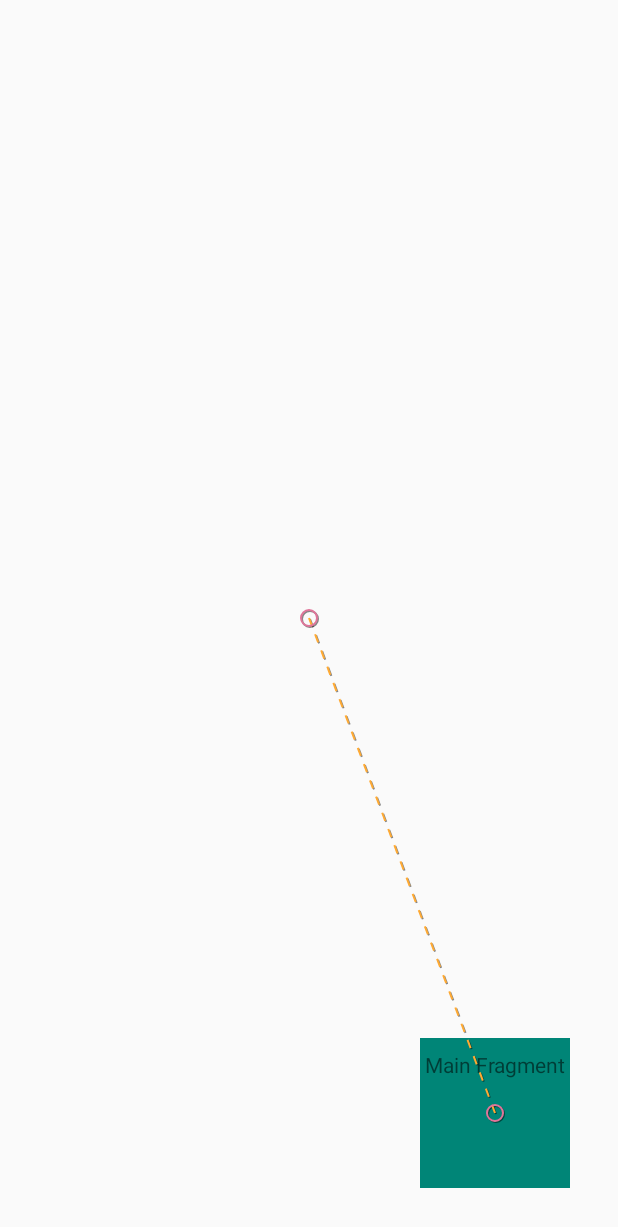
After one commit to alexandre7777/motion-layout-playground, an Android app: the FragmentExampleActivity screen opened directly, with no data from a screen before it, on a phone screen of 412 x 824 dp. The commit adds this screen. Shown: the top 1227 px of the screen. Run offline under Robolectric (Android 15) with nearby library versions, the phone set to English and light mode, and no system bars.

Commit message:
add fragment example

```diff
--- a/app/src/main/java/com/alexandre/motionlayoutplayground/domain/model/AndroidVersionItemUtil.kt
+++ b/app/src/main/java/com/alexandre/motionlayoutplayground/domain/model/AndroidVersionItemUtil.kt
@@ -46,6 +46,8 @@ fun createAndroidVersionList(): List<AndroidVersionItem> {
 
     val ten = AndroidVersionItem(13, "10.0", R.drawable.ten, "10", R.layout.activity_ten)
 
+    val fragment = AndroidVersionItem(14, "11.0", R.drawable.ten, "Fragment", R.layout.activity_ten)
+
     return listOf(
         donut,
         eclair,
@@ -60,6 +62,7 @@ fun createAndroidVersionList(): List<AndroidVersionItem> {
         nougat,
         oreo,
         pie,
-        ten
+        ten,
+        fragment
     )
 }
--- /dev/null
+++ b/app/src/main/java/com/alexandre/motionlayoutplayground/ui/detailandroid/FragmentExampleActivity.kt
@@ -0,0 +1,66 @@
+package com.alexandre.motionlayoutplayground.ui.detailandroid
+
+import android.os.Bundle
+import androidx.appcompat.app.AppCompatActivity
+import androidx.constraintlayout.motion.widget.MotionLayout
+import androidx.fragment.app.Fragment
+import com.alexandre.motionlayoutplayground.R
+import kotlinx.android.synthetic.main.activity_example_fragment.*
+
+class FragmentExampleActivity : AppCompatActivity(), MotionLayout.TransitionListener {
+
+    private var lastProgress = 0f
+    private var fragment: Fragment? = null
+
+    override fun onTransitionTrigger(p0: MotionLayout?, p1: Int, p2: Boolean, progress: Float) {
+    }
+
+    override fun onTransitionStarted(p0: MotionLayout?, p1: Int, p2: Int) {
+    }
+
+    override fun onTransitionChange(p0: MotionLayout?, p1: Int, p2: Int, progress: Float) {
+        if (progress - lastProgress > 0) {
+            // from start to end
+            val atEnd = Math.abs(progress - 1f) < 0.1f
+            if (atEnd && fragment is MainFragment) {
+                val transaction = supportFragmentManager.beginTransaction()
+
+                fragment = DetailFragment().also {
+                    transaction
+                        .replace(R.id.container, it)
+                        .commitNow()
+                }
+            }
+        } else {
+            // from end to start
+            val atStart = progress < 0.9f
+            if (atStart && fragment is DetailFragment) {
+                val transaction = supportFragmentManager.beginTransaction()
+
+                fragment = MainFragment().also {
+                    transaction
+                        .replace(R.id.container, it)
+                        .commitNow()
+                }
+            }
+        }
+        lastProgress = progress
+    }
+
+    override fun onTransitionCompleted(p0: MotionLayout?, p1: Int) {
+    }
+
+
+    override fun onCreate(savedInstanceState: Bundle?) {
+        super.onCreate(savedInstanceState)
+        setContentView(R.layout.activity_example_fragment)
+        if (savedInstanceState == null) {
+            fragment = MainFragment().also {
+                supportFragmentManager.beginTransaction()
+                    .replace(R.id.container, it)
+                    .commitNow()
+            }
+        }
+        motionLayout.setTransitionListener(this)
+    }
+}
--- /dev/null
+++ b/app/src/main/java/com/alexandre/motionlayoutplayground/ui/detailandroid/MainFragment.kt
@@ -0,0 +1,20 @@
+package com.alexandre.motionlayoutplayground.ui.detailandroid
+
+import android.os.Bundle
+import android.view.LayoutInflater
+import android.view.View
+import android.view.ViewGroup
+import androidx.fragment.app.Fragment
+import com.alexandre.motionlayoutplayground.R
+
+class MainFragment : Fragment() {
+
+    override fun onCreateView(
+        inflater: LayoutInflater,
+        container: ViewGroup?,
+        savedInstanceState: Bundle?
+    ): View? {
+        return inflater.inflate(R.layout.fragment_main, container, false)
+    }
+
+}
--- /dev/null
+++ b/app/src/main/res/layout/activity_example_fragment.xml
@@ -0,0 +1,22 @@
+<?xml version="1.0" encoding="utf-8"?>
+<androidx.constraintlayout.motion.widget.MotionLayout xmlns:android="http://schemas.android.com/apk/res/android"
+        xmlns:app="http://schemas.android.com/apk/res-auto"
+        xmlns:tools="http://schemas.android.com/tools"
+        android:id="@+id/motionLayout"
+        android:layout_width="match_parent"
+        android:layout_height="match_parent"
+        android:orientation="vertical"
+        app:layoutDescription="@xml/scene_example_fragment"
+        app:showPaths="true"
+        tools:context=".ui.detailandroid.FragmentExampleActivity">
+
+    <FrameLayout
+            android:id="@+id/container"
+            android:layout_width="100dp"
+            android:layout_height="100dp"
+            android:layout_marginEnd="32dp"
+            android:layout_marginBottom="32dp"
+            app:layout_constraintBottom_toBottomOf="parent"
+            app:layout_constraintEnd_toEndOf="parent" />
+
+</androidx.constraintlayout.motion.widget.MotionLayout>
--- /dev/null
+++ b/app/src/main/res/layout/fragment_main.xml
@@ -0,0 +1,20 @@
+<?xml version="1.0" encoding="utf-8"?>
+<androidx.constraintlayout.widget.ConstraintLayout xmlns:android="http://schemas.android.com/apk/res/android"
+        xmlns:app="http://schemas.android.com/apk/res-auto"
+        android:layout_width="match_parent"
+        android:layout_height="match_parent"
+        android:orientation="vertical">
+
+    <TextView
+            android:layout_width="wrap_content"
+            android:layout_height="wrap_content"
+            android:layout_marginStart="8dp"
+            android:layout_marginTop="8dp"
+            android:layout_marginEnd="8dp"
+            android:text="@string/main_fragment"
+            app:layout_constraintEnd_toEndOf="parent"
+            app:layout_constraintHorizontal_bias="0.498"
+            app:layout_constraintStart_toStartOf="parent"
+            app:layout_constraintTop_toTopOf="parent" />
+
+</androidx.constraintlayout.widget.ConstraintLayout>
--- a/app/src/main/res/values/strings.xml
+++ b/app/src/main/res/values/strings.xml
@@ -113,4 +113,7 @@
     <string name="bounce">bounce</string>
     <string name="triangle">triangle</string>
     <string name="coordinator">Coordinator</string>
+
+    <string name="main_fragment">Main Fragment</string>
+    <string name="detail_fragment">Detail Fragment</string>
 </resources>
--- /dev/null
+++ b/app/src/main/res/xml/scene_example_fragment.xml
@@ -0,0 +1,55 @@
+<?xml version="1.0" encoding="utf-8"?>
+<MotionScene xmlns:android="http://schemas.android.com/apk/res/android"
+        xmlns:motion="http://schemas.android.com/apk/res-auto"
+        android:id="@+id/motionLayout">
+
+    <Transition
+            motion:constraintSetEnd="@+id/end"
+            motion:constraintSetStart="@+id/start"
+            motion:duration="1000">
+        <KeyFrameSet>
+            <KeyAttribute
+                    android:scaleX="0.5"
+                    android:scaleY="0.5"
+                    motion:framePosition="50"
+                    motion:motionTarget="@id/container" />
+        </KeyFrameSet>
+    </Transition>
+
+    <OnSwipe
+            motion:dragDirection="dragUp"
+            motion:touchAnchorId="@+id/container"
+            motion:touchAnchorSide="top" />
+
+    <ConstraintSet android:id="@+id/start">
+
+        <Constraint
+                android:id="@+id/container"
+                android:layout_width="100dp"
+                android:layout_height="100dp"
+                android:layout_marginEnd="32dp"
+                android:layout_marginBottom="32dp"
+                android:rotation="-360"
+                motion:layout_constraintBottom_toBottomOf="parent"
+                motion:layout_constraintEnd_toEndOf="parent">
+            <CustomAttribute
+                    motion:attributeName="BackgroundColor"
+                    motion:customColorValue="@color/colorPrimary" />
+        </Constraint>
+    </ConstraintSet>
+
+    <ConstraintSet android:id="@+id/end">
+
+        <Constraint
+                android:id="@id/container"
+                android:layout_width="match_parent"
+                android:layout_height="0dp"
+                motion:layout_constraintBottom_toBottomOf="parent"
+                motion:layout_constraintTop_toTopOf="parent">
+            <CustomAttribute
+                    motion:attributeName="BackgroundColor"
+                    motion:customColorValue="@color/colorAccent" />
+        </Constraint>
+    </ConstraintSet>
+
+</MotionScene>
```
Also changed, not shown: app/src/main/AndroidManifest.xml (+6 -3 lines), app/src/main/java/com/alexandre/motionlayoutplayground/ui/androidversionlist/AndroidVersionListActivity.kt (+10 -3 lines), app/src/main/java/com/alexandre/motionlayoutplayground/ui/detailandroid/DetailFragment.kt (added, +19 -0 lines), app/src/main/res/layout/activity_fragment.xml (added, +93 -0 lines), app/src/main/res/layout/fragment_detail.xml (added, +35 -0 lines), 2 other files.
